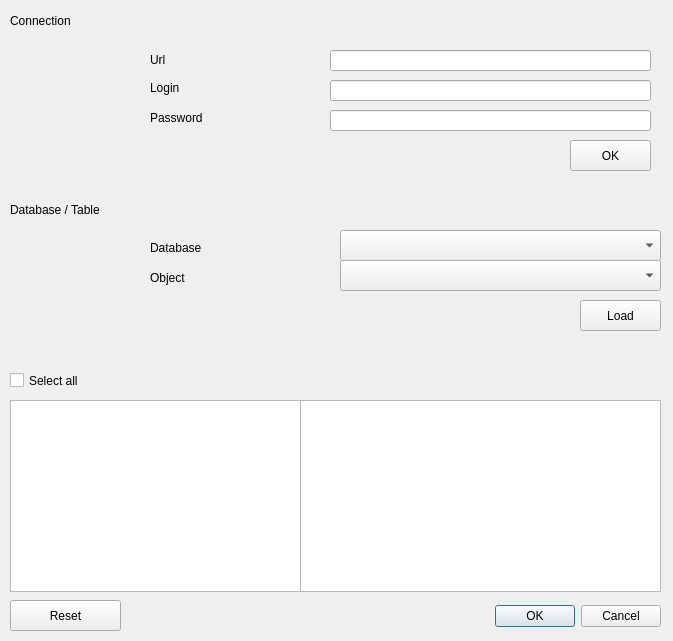
This is couchdb_importer/couchdb_importer_dialog_base.ui in FranceDigues/SIRS-Digues-PluginQGis as Qt 5 draws it before an edit. The edited form follows.
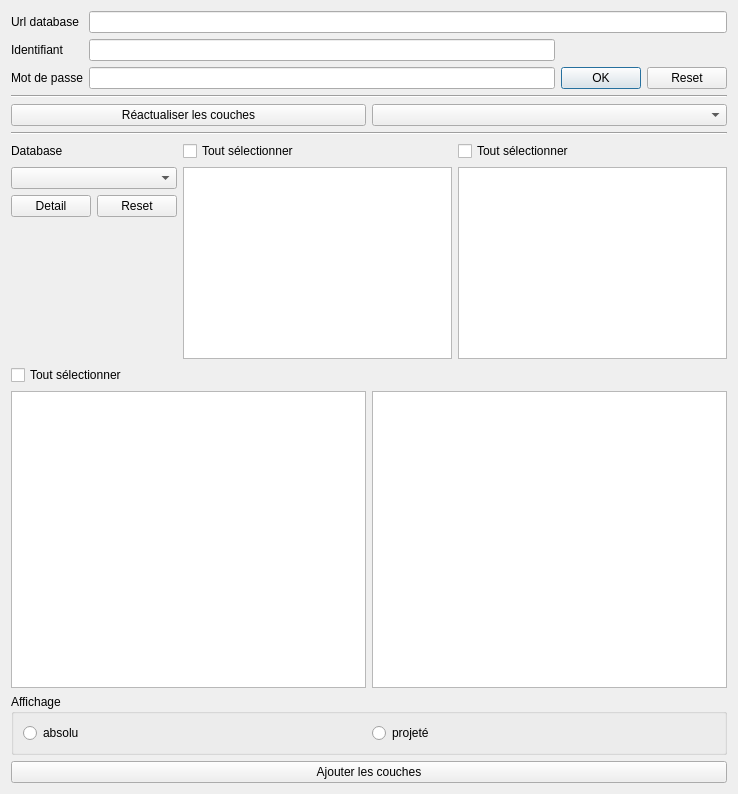
This is the edited form.

What changed in the file:
```diff
--- a/couchdb_importer/couchdb_importer_dialog_base.ui
+++ b/couchdb_importer/couchdb_importer_dialog_base.ui
@@ -6,242 +6,186 @@
    <rect>
     <x>0</x>
     <y>0</y>
-    <width>673</width>
-    <height>641</height>
+    <width>738</width>
+    <height>794</height>
    </rect>
   </property>
   <property name="windowTitle">
    <string>Couchdb Importer</string>
   </property>
-  <widget class="QDialogButtonBox" name="button_box">
-   <property name="geometry">
-    <rect>
-     <x>320</x>
-     <y>600</y>
-     <width>341</width>
-     <height>32</height>
-    </rect>
-   </property>
-   <property name="orientation">
-    <enum>Qt::Horizontal</enum>
-   </property>
-   <property name="standardButtons">
-    <set>QDialogButtonBox::Cancel|QDialogButtonBox::Ok</set>
-   </property>
-  </widget>
-  <widget class="QComboBox" name="comboBoxDatabase">
-   <property name="geometry">
-    <rect>
-     <x>340</x>
-     <y>230</y>
-     <width>321</width>
-     <height>31</height>
-    </rect>
-   </property>
-  </widget>
-  <widget class="QLabel" name="label">
-   <property name="geometry">
-    <rect>
-     <x>150</x>
-     <y>240</y>
-     <width>161</width>
-     <height>16</height>
-    </rect>
-   </property>
-   <property name="text">
-    <string>Database</string>
-   </property>
-  </widget>
-  <widget class="QPushButton" name="loginButton">
-   <property name="geometry">
-    <rect>
-     <x>570</x>
-     <y>140</y>
-     <width>81</width>
-     <height>31</height>
-    </rect>
-   </property>
-   <property name="text">
-    <string>OK</string>
-   </property>
-  </widget>
-  <widget class="QLineEdit" name="login">
-   <property name="geometry">
-    <rect>
-     <x>330</x>
-     <y>80</y>
-     <width>321</width>
-     <height>21</height>
-    </rect>
-   </property>
-  </widget>
-  <widget class="QLineEdit" name="password">
-   <property name="geometry">
-    <rect>
-     <x>330</x>
-     <y>110</y>
-     <width>321</width>
-     <height>21</height>
-    </rect>
-   </property>
-  </widget>
-  <widget class="QLabel" name="label_2">
-   <property name="geometry">
-    <rect>
-     <x>150</x>
-     <y>80</y>
-     <width>111</width>
-     <height>16</height>
-    </rect>
-   </property>
-   <property name="text">
-    <string>Login</string>
-   </property>
-  </widget>
-  <widget class="QLabel" name="title">
-   <property name="geometry">
-    <rect>
-     <x>10</x>
-     <y>10</y>
-     <width>281</width>
-     <height>21</height>
-    </rect>
-   </property>
-   <property name="text">
-    <string>Connection</string>
-   </property>
-  </widget>
-  <widget class="QLabel" name="label_4">
-   <property name="geometry">
-    <rect>
-     <x>150</x>
-     <y>110</y>
-     <width>111</width>
-     <height>16</height>
-    </rect>
-   </property>
-   <property name="text">
-    <string>Password</string>
-   </property>
-  </widget>
-  <widget class="QLabel" name="label_3">
-   <property name="geometry">
-    <rect>
-     <x>150</x>
-     <y>270</y>
-     <width>161</width>
-     <height>16</height>
-    </rect>
-   </property>
-   <property name="text">
-    <string>Object</string>
-   </property>
-  </widget>
-  <widget class="QComboBox" name="comboBoxClass">
-   <property name="geometry">
-    <rect>
-     <x>340</x>
-     <y>260</y>
-     <width>321</width>
-     <height>31</height>
-    </rect>
-   </property>
-  </widget>
-  <widget class="QPushButton" name="loadButton">
-   <property name="geometry">
-    <rect>
-     <x>580</x>
-     <y>300</y>
-     <width>81</width>
-     <height>31</height>
-    </rect>
-   </property>
-   <property name="text">
-    <string>Load</string>
-   </property>
-  </widget>
-  <widget class="QListView" name="listView">
-   <property name="geometry">
-    <rect>
-     <x>10</x>
-     <y>400</y>
-     <width>291</width>
-     <height>192</height>
-    </rect>
-   </property>
-  </widget>
-  <widget class="QCheckBox" name="checkBox">
-   <property name="geometry">
-    <rect>
-     <x>10</x>
-     <y>370</y>
-     <width>141</width>
-     <height>21</height>
-    </rect>
-   </property>
-   <property name="text">
-    <string>Select all</string>
-   </property>
-  </widget>
-  <widget class="QPushButton" name="resetButton">
-   <property name="geometry">
-    <rect>
-     <x>10</x>
-     <y>600</y>
-     <width>111</width>
-     <height>31</height>
-    </rect>
-   </property>
-   <property name="text">
-    <string>Reset</string>
-   </property>
-  </widget>
-  <widget class="QListView" name="details">
-   <property name="geometry">
-    <rect>
-     <x>300</x>
-     <y>400</y>
-     <width>361</width>
-     <height>192</height>
-    </rect>
-   </property>
-  </widget>
-  <widget class="QLineEdit" name="url">
-   <property name="geometry">
-    <rect>
-     <x>330</x>
-     <y>50</y>
-     <width>321</width>
-     <height>21</height>
-    </rect>
-   </property>
-  </widget>
-  <widget class="QLabel" name="label_5">
-   <property name="geometry">
-    <rect>
-     <x>150</x>
-     <y>50</y>
-     <width>67</width>
-     <height>19</height>
-    </rect>
-   </property>
-   <property name="text">
-    <string>Url</string>
-   </property>
-  </widget>
-  <widget class="QLabel" name="label_6">
-   <property name="geometry">
-    <rect>
-     <x>10</x>
-     <y>200</y>
-     <width>121</width>
-     <height>19</height>
-    </rect>
-   </property>
-   <property name="text">
-    <string>Database / Table</string>
-   </property>
-  </widget>
+  <layout class="QVBoxLayout" name="verticalLayout">
+   <item>
+    <layout class="QGridLayout" name="gridLayout">
+     <item row="0" column="0">
+      <widget class="QLabel" name="label_5">
+       <property name="text">
+        <string>Url database</string>
+       </property>
+      </widget>
+     </item>
+     <item row="0" column="1" colspan="3">
+      <widget class="QLineEdit" name="url"/>
+     </item>
+     <item row="1" column="0">
+      <widget class="QLabel" name="label_2">
+       <property name="text">
+        <string>Identifiant</string>
+       </property>
+      </widget>
+     </item>
+     <item row="1" column="1">
+      <widget class="QLineEdit" name="login"/>
+     </item>
+     <item row="2" column="0">
+      <widget class="QLabel" name="label_4">
+       <property name="text">
+        <string>Mot de passe</string>
+       </property>
+      </widget>
+     </item>
+     <item row="2" column="1">
+      <widget class="QLineEdit" name="password"/>
+     </item>
+     <item row="2" column="2">
+      <widget class="QPushButton" name="loginButton">
+       <property name="text">
+        <string>OK</string>
+       </property>
+      </widget>
+     </item>
+     <item row="2" column="3">
+      <widget class="QPushButton" name="resetConnectionButton">
+       <property name="text">
+        <string>Reset</string>
+       </property>
+      </widget>
+     </item>
+    </layout>
+   </item>
+   <item>
+    <widget class="Line" name="line">
+     <property name="orientation">
+      <enum>Qt::Horizontal</enum>
+     </property>
+    </widget>
+   </item>
+   <item>
+    <layout class="QHBoxLayout" name="horizontalLayout">
+     <item>
+      <widget class="QPushButton" name="updateLayers">
+       <property name="text">
+        <string>Réactualiser les couches</string>
+       </property>
+      </widget>
+     </item>
+     <item>
+      <widget class="QComboBox" name="database_2"/>
+     </item>
+    </layout>
+   </item>
+   <item>
+    <widget class="Line" name="line_2">
+     <property name="orientation">
+      <enum>Qt::Horizontal</enum>
+     </property>
+    </widget>
+   </item>
+   <item>
+    <layout class="QGridLayout" name="gridLayout_2">
+     <item row="2" column="0" colspan="2">
+      <widget class="QComboBox" name="database"/>
+     </item>
+     <item row="2" column="2" rowspan="3">
+      <widget class="QListView" name="positionableClass"/>
+     </item>
+     <item row="2" column="3" rowspan="3">
+      <widget class="QListView" name="attribute"/>
+     </item>
+     <item row="3" column="0">
+      <widget class="QPushButton" name="detailButton">
+       <property name="text">
+        <string>Detail</string>
+       </property>
+      </widget>
+     </item>
+     <item row="3" column="1">
+      <widget class="QPushButton" name="resetDatabaseButton">
+       <property name="text">
+        <string>Reset</string>
+       </property>
+      </widget>
+     </item>
+     <item row="0" column="2">
+      <widget class="QCheckBox" name="selectAllPositionableClass">
+       <property name="text">
+        <string>Tout sélectionner</string>
+       </property>
+      </widget>
+     </item>
+     <item row="0" column="0" colspan="2">
+      <widget class="QLabel" name="label">
+       <property name="text">
+        <string>Database</string>
+       </property>
+      </widget>
+     </item>
+     <item row="0" column="3">
+      <widget class="QCheckBox" name="selectAllAttribute">
+       <property name="text">
+        <string>Tout sélectionner</string>
+       </property>
+      </widget>
+     </item>
+    </layout>
+   </item>
+   <item>
+    <layout class="QGridLayout" name="gridLayout_3">
+     <item row="2" column="1">
+      <widget class="QListView" name="positionable"/>
+     </item>
+     <item row="2" column="2">
+      <widget class="QListView" name="detail"/>
+     </item>
+     <item row="0" column="1">
+      <widget class="QCheckBox" name="selectAllPositionable">
+       <property name="text">
+        <string>Tout sélectionner</string>
+       </property>
+      </widget>
+     </item>
+    </layout>
+   </item>
+   <item>
+    <widget class="QGroupBox" name="projection">
+     <property name="title">
+      <string>Affichage</string>
+     </property>
+     <layout class="QHBoxLayout" name="horizontalLayout_2">
+      <item>
+       <widget class="QRadioButton" name="absolu">
+        <property name="text">
+         <string>absolu</string>
+        </property>
+       </widget>
+      </item>
+      <item>
+       <widget class="QRadioButton" name="projete">
+        <property name="text">
+         <string>projeté</string>
+        </property>
+       </widget>
+      </item>
+     </layout>
+    </widget>
+   </item>
+   <item>
+    <widget class="QPushButton" name="addLayers">
+     <property name="text">
+      <string>Ajouter les couches</string>
+     </property>
+    </widget>
+   </item>
+  </layout>
  </widget>
  <resources/>
  <connections>
```
Left out of the diff: 35 changed lines with no effect on the pictures.
